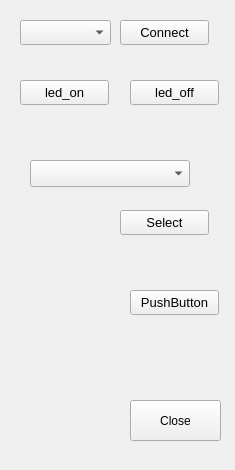
The window that dock.ui (anuzcan/qgis-autopilot-plugin) describes before a commit, drawn with Qt 5.
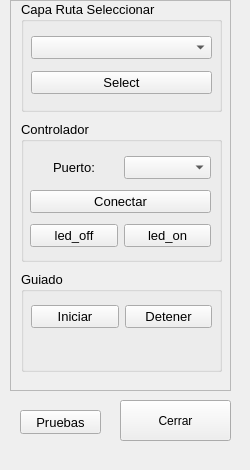
The same window after the commit. Custom widgets are drawn as their Qt base class.

```diff
--- a/dock.ui
+++ b/dock.ui
@@ -12,19 +12,19 @@
    <rect>
     <x>0</x>
     <y>0</y>
-    <width>235</width>
+    <width>250</width>
     <height>470</height>
    </rect>
   </property>
   <property name="minimumSize">
    <size>
-    <width>235</width>
+    <width>250</width>
     <height>470</height>
    </size>
   </property>
   <property name="maximumSize">
    <size>
-    <width>235</width>
+    <width>250</width>
     <height>470</height>
    </size>
   </property>
@@ -37,12 +37,182 @@
    <string>Control Serial</string>
   </property>
   <widget class="QWidget" name="dockWidgetContents">
+   <widget class="QScrollArea" name="scrollArea">
+    <property name="geometry">
+     <rect>
+      <x>10</x>
+      <y>0</y>
+      <width>221</width>
+      <height>391</height>
+     </rect>
+    </property>
+    <property name="widgetResizable">
+     <bool>true</bool>
+    </property>
+    <widget class="QWidget" name="scrollAreaWidgetContents">
+     <property name="geometry">
+      <rect>
+       <x>0</x>
+       <y>0</y>
+       <width>219</width>
+       <height>389</height>
+      </rect>
+     </property>
+     <widget class="QGroupBox" name="CapaRuta">
+      <property name="geometry">
+       <rect>
+        <x>10</x>
+        <y>0</y>
+        <width>201</width>
+        <height>111</height>
+       </rect>
+      </property>
+      <property name="title">
+       <string>Capa Ruta Seleccionar</string>
+      </property>
+      <widget class="QWidget" name="verticalLayoutWidget">
+       <property name="geometry">
+        <rect>
+         <x>10</x>
+         <y>29</y>
+         <width>181</width>
+         <height>71</height>
+        </rect>
+       </property>
+       <layout class="QVBoxLayout" name="verticalLayout">
+        <item>
+         <widget class="QgsMapLayerComboBox" name="mMapLayerComboBox"/>
+        </item>
+        <item>
+         <widget class="QPushButton" name="selectLayerRuteButton">
+          <property name="text">
+           <string>Select</string>
+          </property>
+         </widget>
+        </item>
+       </layout>
+      </widget>
+     </widget>
+     <widget class="QGroupBox" name="groupBox">
+      <property name="geometry">
+       <rect>
+        <x>10</x>
+        <y>120</y>
+        <width>201</width>
+        <height>141</height>
+       </rect>
+      </property>
+      <property name="title">
+       <string>Controlador</string>
+      </property>
+      <widget class="QWidget" name="verticalLayoutWidget_2">
+       <property name="geometry">
+        <rect>
+         <x>9</x>
+         <y>30</y>
+         <width>181</width>
+         <height>101</height>
+        </rect>
+       </property>
+       <layout class="QVBoxLayout" name="verticalLayout_2">
+        <item>
+         <layout class="QHBoxLayout" name="horizontalLayout">
+          <item>
+           <widget class="QLabel" name="label">
+            <property name="layoutDirection">
+             <enum>Qt::LeftToRight</enum>
+            </property>
+            <property name="autoFillBackground">
+             <bool>false</bool>
+            </property>
+            <property name="text">
+             <string>Puerto:</string>
+            </property>
+            <property name="alignment">
+             <set>Qt::AlignCenter</set>
+            </property>
+           </widget>
+          </item>
+          <item>
+           <widget class="QComboBox" name="comboBox_ports"/>
+          </item>
+         </layout>
+        </item>
+        <item>
+         <widget class="QPushButton" name="buttonConnect">
+          <property name="text">
+           <string>Conectar</string>
+          </property>
+         </widget>
+        </item>
+        <item>
+         <layout class="QHBoxLayout" name="horizontalLayout_2">
+          <item>
+           <widget class="QPushButton" name="led_off">
+            <property name="text">
+             <string>led_off</string>
+            </property>
+           </widget>
+          </item>
+          <item>
+           <widget class="QPushButton" name="led_on">
+            <property name="text">
+             <string>led_on</string>
+            </property>
+           </widget>
+          </item>
+         </layout>
+        </item>
+       </layout>
+      </widget>
+     </widget>
+     <widget class="QGroupBox" name="groupBox_2">
+      <property name="geometry">
+       <rect>
+        <x>10</x>
+        <y>270</y>
+        <width>201</width>
+        <height>101</height>
+       </rect>
+      </property>
+      <property name="title">
+       <string>Guiado</string>
+      </property>
+      <widget class="QWidget" name="horizontalLayoutWidget">
+       <property name="geometry">
+        <rect>
+         <x>10</x>
+         <y>30</y>
+         <width>181</width>
+         <height>31</height>
+        </rect>
+       </property>
+       <layout class="QHBoxLayout" name="horizontalLayout_3">
+        <item>
+         <widget class="QPushButton" name="RunButton">
+          <property name="text">
+           <string>Iniciar</string>
+          </property>
+         </widget>
+        </item>
+        <item>
+         <widget class="QPushButton" name="StopButton">
+          <property name="text">
+           <string>Detener</string>
+          </property>
+         </widget>
+        </item>
+       </layout>
+      </widget>
+     </widget>
+    </widget>
+   </widget>
    <widget class="QPushButton" name="buttonClose_plugin">
     <property name="geometry">
      <rect>
-      <x>130</x>
+      <x>120</x>
       <y>400</y>
-      <width>91</width>
+      <width>111</width>
       <height>41</height>
      </rect>
     </property>
@@ -52,92 +222,20 @@
      </font>
     </property>
     <property name="text">
-     <string>Close</string>
+     <string>Cerrar</string>
     </property>
    </widget>
    <widget class="QPushButton" name="testButton">
     <property name="geometry">
      <rect>
-      <x>130</x>
-      <y>290</y>
-      <width>89</width>
-      <height>25</height>
-     </rect>
-    </property>
-    <property name="text">
-     <string>PushButton</string>
-    </property>
-   </widget>
-   <widget class="QComboBox" name="comboBox_ports">
-    <property name="geometry">
-     <rect>
       <x>20</x>
-      <y>20</y>
-      <width>91</width>
-      <height>25</height>
+      <y>410</y>
+      <width>81</width>
+      <height>24</height>
      </rect>
     </property>
-   </widget>
-   <widget class="QPushButton" name="buttonConnect">
-    <property name="geometry">
-     <rect>
-      <x>120</x>
-      <y>20</y>
-      <width>89</width>
-      <height>25</height>
-     </rect>
-    </property>
     <property name="text">
-     <string>Connect</string>
-    </property>
-   </widget>
-   <widget class="QPushButton" name="led_on">
-    <property name="geometry">
-     <rect>
-      <x>20</x>
-      <y>80</y>
-      <width>89</width>
-      <height>25</height>
-     </rect>
-    </property>
-    <property name="text">
-     <string>led_on</string>
-    </property>
-   </widget>
-   <widget class="QPushButton" name="led_off">
-    <property name="geometry">
-     <rect>
-      <x>130</x>
-      <y>80</y>
-      <width>89</width>
-      <height>25</height>
-     </rect>
-    </property>
-    <property name="text">
-     <string>led_off</string>
-    </property>
-   </widget>
-   <widget class="QgsMapLayerComboBox" name="mMapLayerComboBox">
-    <property name="geometry">
-     <rect>
-      <x>30</x>
-      <y>160</y>
-      <width>160</width>
-      <height>27</height>
-     </rect>
-    </property>
-   </widget>
-   <widget class="QPushButton" name="selectLayerRuteButton">
-    <property name="geometry">
-     <rect>
-      <x>120</x>
-      <y>210</y>
-      <width>89</width>
-      <height>25</height>
-     </rect>
-    </property>
-    <property name="text">
-     <string>Select</string>
+     <string>Pruebas</string>
     </property>
    </widget>
   </widget>
```
Left out of the diff: 2 changed lines with no effect on the pictures.
